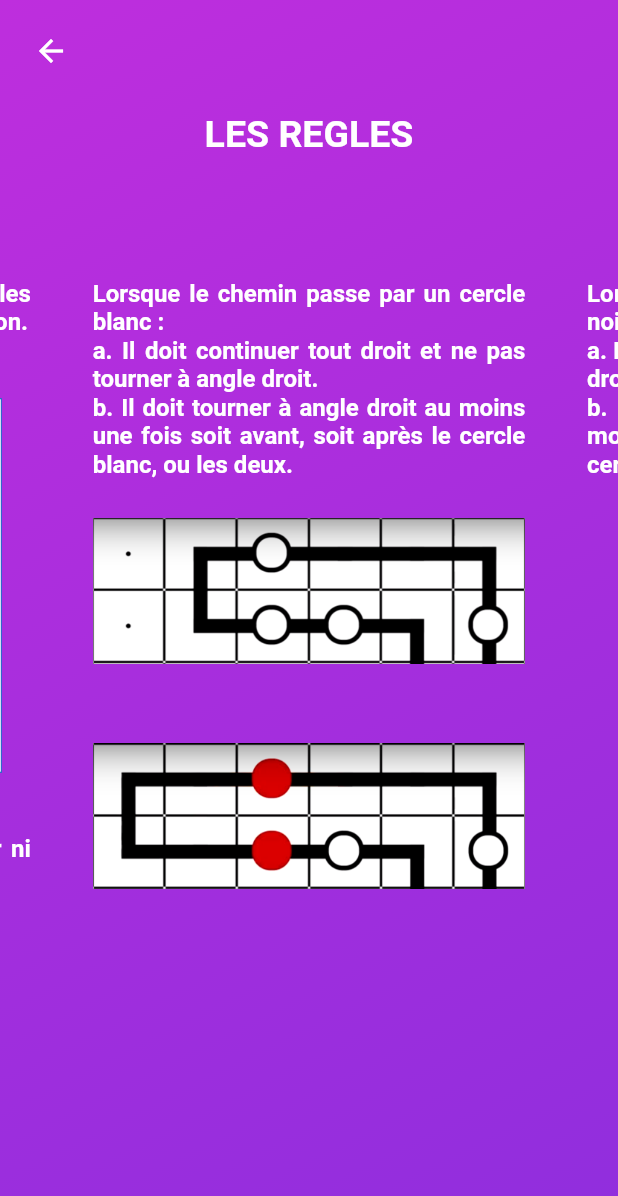
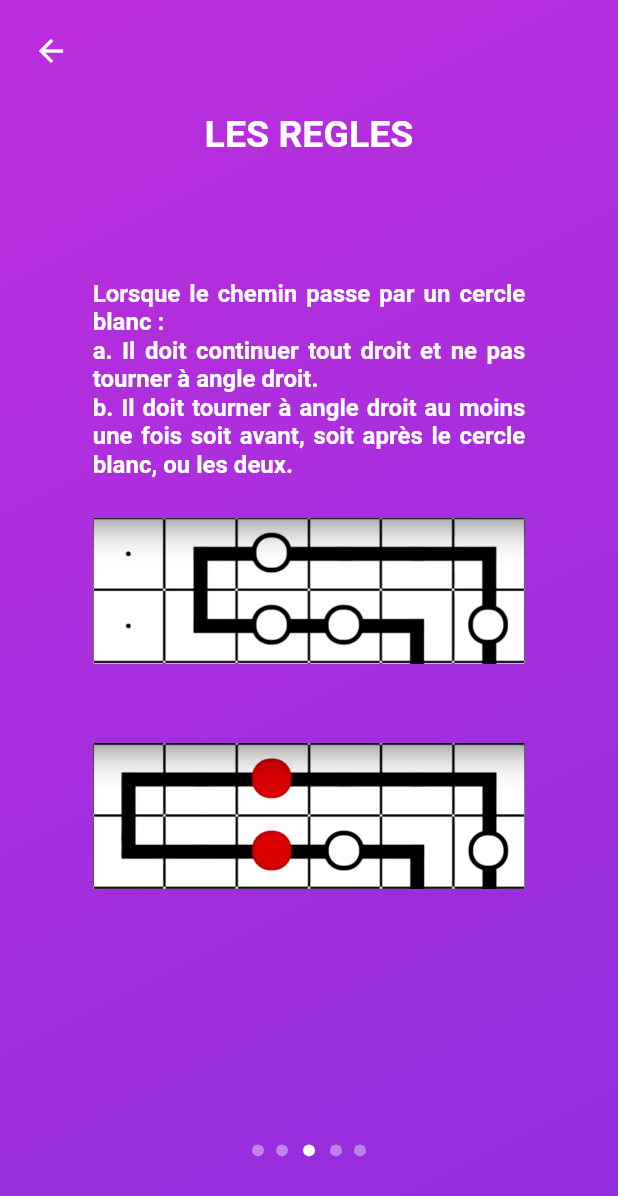
Before and after one commit to rob1juan/masyu_game, a Flutter app: the RulesPage screen opened directly, swiped to page 3, on a phone screen of 412 x 824 dp. Shown: the top 1196 px of the screen. Run offline on Flutter 3.47's test engine with Material 2 defaults, Android fonts, the phone set to English and light mode, and no system bars; drawn by our look-alikes of carousel_slider; our stand-ins replace audioplayers, fluttertoast, sqflite; missing offline and left inert: clipboard; accounts and stored records are empty.

Commit message:
Fix rules

```diff
--- a/lib/pages/rules.dart
+++ b/lib/pages/rules.dart
@@ -4,7 +4,16 @@ import 'package:masyu_game/Theme/Layout.dart';
 import 'package:masyu_game/pages/settings_page.dart';
 import 'package:carousel_slider/carousel_slider.dart';
 
-class RulesPage extends StatelessWidget {
+class RulesPage extends StatefulWidget {
+  @override
+  _RulesPageState createState() => _RulesPageState();
+}
+
+class _RulesPageState extends State<RulesPage> {
+  // Permet de savoir sur quelle slide on se trouve
+  int _currentPage = 0;
+  CarouselController _carouselController = CarouselController();
+
   @override
   Widget build(BuildContext context) {
     // Récupérer la taille de l'écran
@@ -13,7 +22,17 @@ class RulesPage extends StatelessWidget {
 
     // Créer le carrousel slider
     final carouselSlider = CarouselSlider(
-      options: CarouselOptions(height: screenHeight * 0.7, autoPlay: false),
+      carouselController: _carouselController,
+      options: CarouselOptions(
+        height: screenHeight * 0.7,
+        viewportFraction: 1,
+        autoPlay: false,
+        onPageChanged: (index, reason) {
+          setState(() {
+            _currentPage = index;
+          });
+        },
+      ),
       items: [
         // Première slide
         Container(
@@ -108,13 +127,13 @@ class RulesPage extends StatelessWidget {
               Image.asset(
                 'assets/regle-n-vrai.png',
                 fit: BoxFit.contain,
-                height: 170,
+                height: 130,
               ),
               SizedBox(height: screenHeight * 0.05),
               Image.asset(
                 'assets/regle-n-faux.png',
                 fit: BoxFit.contain,
-                height: 170,
+                height: 130,
               ),
             ],
           ),
@@ -172,7 +191,8 @@ class RulesPage extends StatelessWidget {
                         fontSize: 25)),
                 SizedBox(height: screenHeight * 0.1),
                 carouselSlider, // Ajouter le carrousel slider
-                SizedBox(height: screenHeight * 0.05),
+                buildPageIndicators(
+                    carouselSlider.items?.length ?? 0, _currentPage),
               ]),
             ),
           ),
@@ -193,4 +213,28 @@ class RulesPage extends StatelessWidget {
       ),
     );
   }
+
+  Widget buildPageIndicators(int numPages, int currentPage) {
+    List<Widget> indicators = [];
+
+    for (int i = 0; i < numPages; i++) {
+      indicators.add(
+        Container(
+          width: i == currentPage ? 12.0 : 8.0,
+          height: 8.0,
+          margin: EdgeInsets.symmetric(horizontal: 4.0),
+          decoration: BoxDecoration(
+            shape: BoxShape.circle,
+            color:
+                i == currentPage ? Colors.white : Colors.white.withOpacity(0.4),
+          ),
+        ),
+      );
+    }
+
+    return Row(
+      mainAxisAlignment: MainAxisAlignment.center,
+      children: indicators,
+    );
+  }
 }
```
